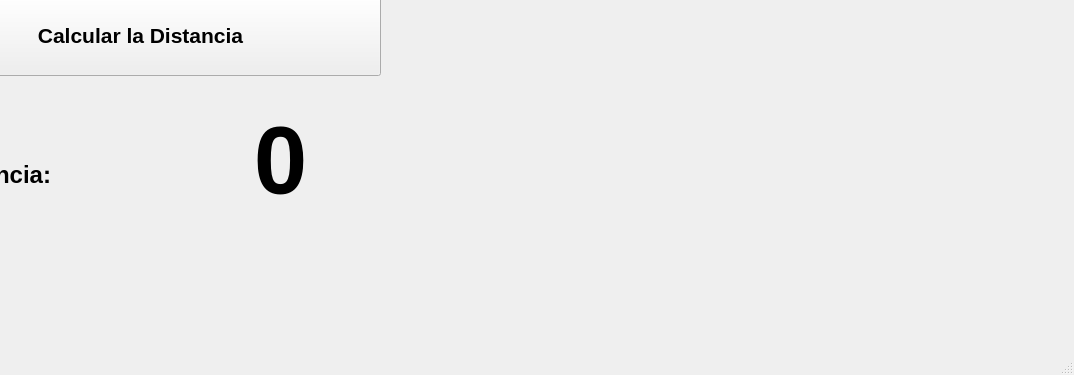
ahgarciar/PIP_UNIDAD_2_2021_3, file P13_Distancia_Orloci.ui: the form before one commit; both pictures show x 200 to 1274 and y 365 to 740 of the 1274 by 740 pixel window.
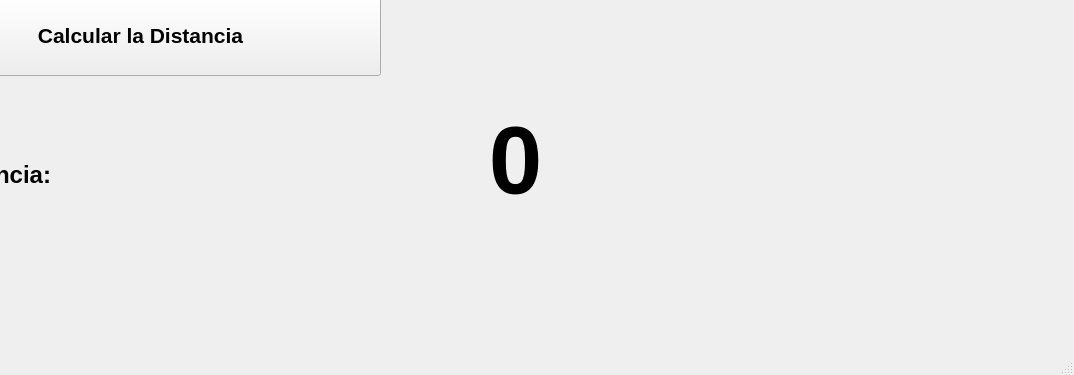
The form after the commit. Icons and pictures are not drawn.

```diff
--- a/P13_Distancia_Orloci.ui
+++ b/P13_Distancia_Orloci.ui
@@ -38,7 +38,7 @@
      <rect>
       <x>280</x>
       <y>470</y>
-      <width>401</width>
+      <width>871</width>
       <height>111</height>
      </rect>
     </property>
```
